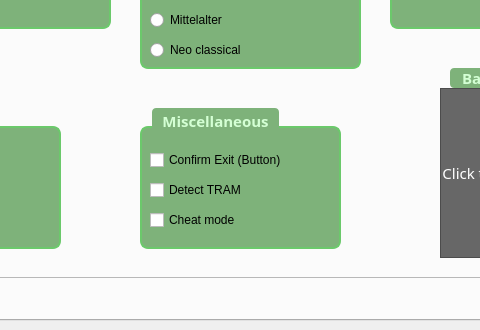
Old version of the form mainwindow.ui in the repository Rescator7/Hearts2; both pictures show x 151 to 631 and y 270 to 600 of the 1000 by 600 pixel window.
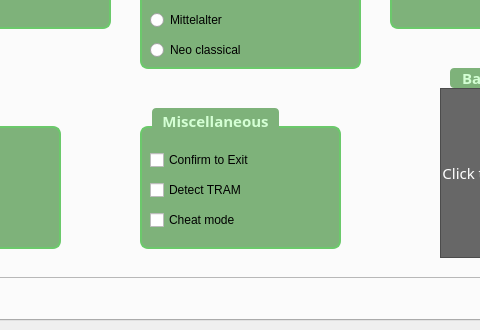
New version of the form. The open tabs and pages were chosen to show the change. Icons and pictures are not drawn.

```diff
--- a/mainwindow.ui
+++ b/mainwindow.ui
@@ -3416,7 +3416,11 @@
            </rect>
           </property>
           <property name="text">
-           <string>Confirm Exit (Button)</string>
+           <string>Confirm to Exit</string>
+          </property>
+          <property name="icon">
+           <iconset resource="resources.qrc">
+            <normaloff>:/icons/sign-out.svg</normaloff>:/icons/sign-out.svg</iconset>
           </property>
           <property name="checked">
            <bool>false</bool>
```
Left out of the diff: 11 changed lines with no effect on the pictures.
